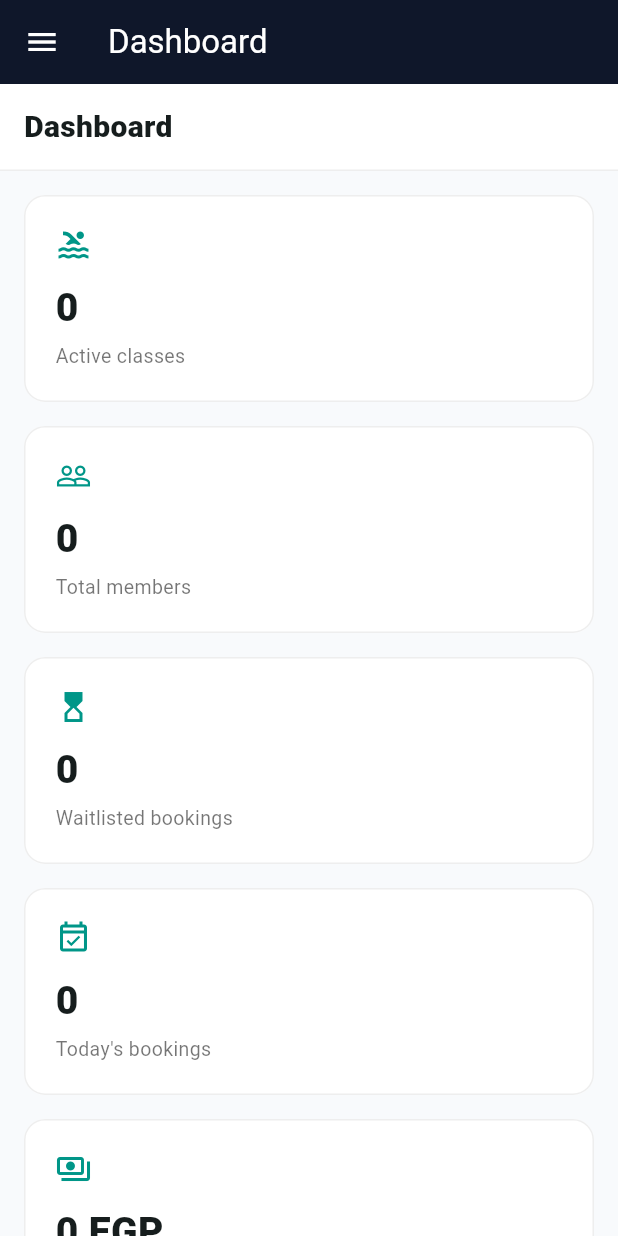
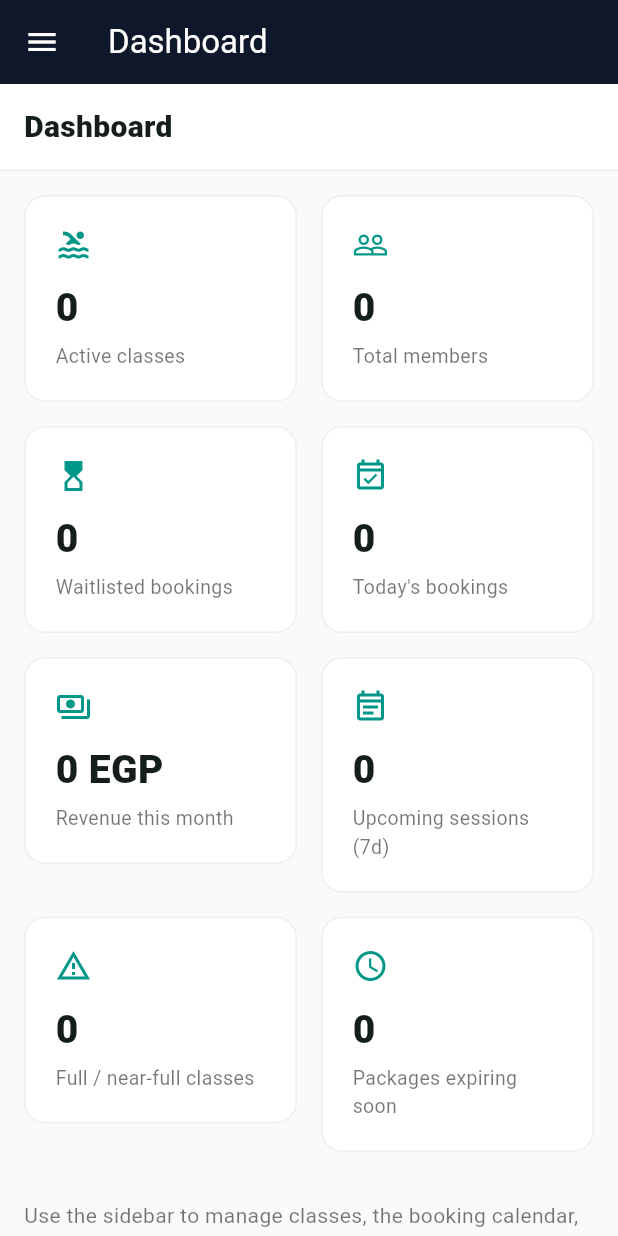
Before and after one commit to eslam-sa3d/booking-app, a Flutter app: the DashboardScreen screen opened by its route, on a phone screen of 412 x 824 dp. Run offline on Flutter 3.47's test engine with Material 3 defaults, Android fonts, the phone set to English and light mode, and no system bars; our stand-ins replace cached_network_image, cloud_firestore, cloud_functions, connectivity_plus, dynamic_color, firebase_analytics and 15 more; missing offline and left inert: add_2_calendar, liquid_glass_widgets; accounts and stored records are empty.

Commit message:
Show dashboard stat cards 2-per-row on mobile instead of 1-per-row
_StatCard hardcoded width: double.infinity on mobile, forcing every
card to full width inside the Wrap. Now computes each card's width
from the actual available layout width via LayoutBuilder, sized for
two cards per row (minus the Wrap's 16px gap) on mobile; desktop/tablet
keeps the existing fixed 220px width.

Co-Authored-By: Claude Sonnet 5 <noreply@anthropic.com>

```diff
--- a/admin-dashboard/lib/features/dashboard/dashboard_screen.dart
+++ b/admin-dashboard/lib/features/dashboard/dashboard_screen.dart
@@ -33,7 +33,13 @@ class DashboardScreen extends ConsumerWidget {
       body: Column(
         crossAxisAlignment: CrossAxisAlignment.start,
         children: [
-          Wrap(
+          LayoutBuilder(
+            builder: (context, constraints) {
+              // Two per row on mobile instead of one full-width card per
+              // row — one 16px gap between the pair, matching the Wrap's
+              // spacing below.
+              final cardWidth = context.isMobile ? (constraints.maxWidth - 16) / 2 : 220.0;
+              return Wrap(
                 spacing: 16,
                 runSpacing: 16,
                 children: [
@@ -44,6 +50,7 @@ class DashboardScreen extends ConsumerWidget {
                       label: l10n.dashboardActiveClasses,
                       value: '${snap.data?.length ?? '—'}',
                       route: '/classes',
+                      width: cardWidth,
                     ),
                   ),
                   _StatCard(
@@ -55,6 +62,7 @@ class DashboardScreen extends ConsumerWidget {
                       error: (_, _) => '!',
                     ),
                     route: '/members',
+                    width: cardWidth,
                   ),
                   StreamBuilder(
                     stream: waitlistAsync,
@@ -64,6 +72,7 @@ class DashboardScreen extends ConsumerWidget {
                       value: '${snap.data?.length ?? '—'}',
                       highlight: (snap.data?.length ?? 0) > 0,
                       route: '/requests',
+                      width: cardWidth,
                     ),
                   ),
                   _StatCard(
@@ -75,6 +84,7 @@ class DashboardScreen extends ConsumerWidget {
                       error: (_, _) => '!',
                     ),
                     route: '/calendar',
+                    width: cardWidth,
                   ),
                   _StatCard(
                     icon: Icons.payments_outlined,
@@ -85,6 +95,7 @@ class DashboardScreen extends ConsumerWidget {
                       error: (_, _) => '!',
                     ),
                     route: '/reports',
+                    width: cardWidth,
                   ),
                   _StatCard(
                     icon: Icons.event_note_outlined,
@@ -95,6 +106,7 @@ class DashboardScreen extends ConsumerWidget {
                       error: (_, _) => '!',
                     ),
                     route: '/calendar',
+                    width: cardWidth,
                   ),
                   _StatCard(
                     icon: Icons.warning_amber_outlined,
@@ -106,6 +118,7 @@ class DashboardScreen extends ConsumerWidget {
                     ),
                     highlight: statsAsync.maybeWhen(data: (s) => s.fullOrNearFullSessions > 0, orElse: () => false),
                     route: '/calendar',
+                    width: cardWidth,
                   ),
                   _StatCard(
                     icon: Icons.schedule_outlined,
@@ -117,8 +130,11 @@ class DashboardScreen extends ConsumerWidget {
                     ),
                     highlight: statsAsync.maybeWhen(data: (s) => s.expiringPackages > 0, orElse: () => false),
                     route: '/members',
+                    width: cardWidth,
                   ),
                 ],
+              );
+            },
           ),
           const SizedBox(height: 32),
           Text(
@@ -132,12 +148,20 @@ class DashboardScreen extends ConsumerWidget {
 }
 
 class _StatCard extends StatelessWidget {
-  const _StatCard({required this.icon, required this.label, required this.value, this.highlight = false, required this.route});
+  const _StatCard({
+    required this.icon,
+    required this.label,
+    required this.value,
+    this.highlight = false,
+    required this.route,
+    required this.width,
+  });
 
   final IconData icon;
   final String label;
   final String value;
   final bool highlight;
+  final double width;
 
   /// Route showing the full detail behind this stat — the whole card
   /// navigates there on tap.
@@ -152,7 +176,7 @@ class _StatCard extends StatelessWidget {
         borderRadius: BorderRadius.circular(14),
         onTap: () => context.go(route),
         child: Container(
-          width: context.isMobile ? double.infinity : 220,
+          width: width,
           padding: const EdgeInsets.all(20),
           decoration: BoxDecoration(
             borderRadius: BorderRadius.circular(14),
```
Lines whose indentation alone changed are shown as unchanged.
